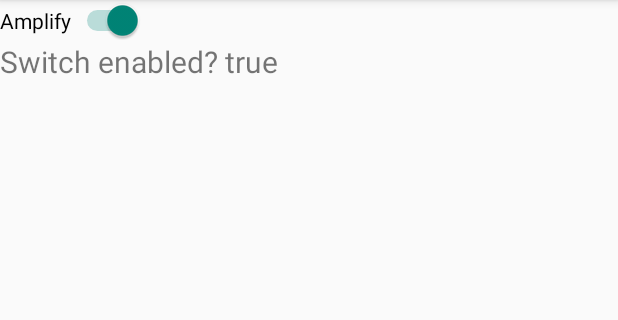
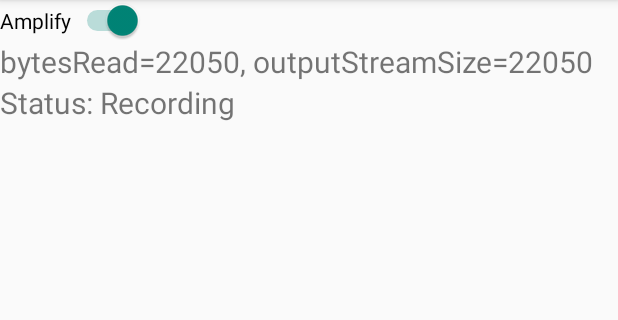
Before and after one commit to bediaz/earamp, an Android app: the screen it shows after launch (MainActivity), after a tap on "Amplify", on a phone screen of 412 x 824 dp, the part 84-404 px from its top. Run offline under Robolectric (Android 15) with nearby library versions, the phone set to English and light mode, and no system bars; 3 statements that could not run were skipped.

Commit message:
echo
echo is distorted, need to adjust playback and sampling

```diff
--- /dev/null
+++ b/app/src/main/java/me/lefdef/hearitall/Amplify.java
@@ -0,0 +1,125 @@
+package me.lefdef.hearitall;
+
+import android.media.AudioManager;
+import android.media.AudioRecord;
+import android.media.AudioTrack;
+import android.media.MediaRecorder;
+import android.media.AudioFormat;
+import android.os.AsyncTask;
+import android.util.Log;
+
+import java.io.ByteArrayOutputStream;
+import java.util.Date;
+
+
+public class Amplify {
+
+    //region CONSTANTS
+    final String TAG = "AMPLIFY";
+    final int SAMPLE_RATE = 44100; // 44100Hz is currently the only rate that is guaranteed to work on all devices, but other rates such as 22050, 16000, and 11025 may work on some devices.
+    // TODO: test CHANNEL_IN_STEREO
+    final int CHANNEL_CONFIG_IN = AudioFormat.CHANNEL_IN_MONO;
+    final int CHANNEL_CONFIG_OUT = AudioFormat.CHANNEL_OUT_STEREO;
+    final int AUDIO_FORMAT = AudioFormat.ENCODING_PCM_16BIT; // Guaranteed to be supported by devices. 8BIT is not
+    //endregion
+
+    AudioRecord _audioRecord;
+    AudioTrack _audioTrack;
+    byte[] _buffer;
+
+
+
+    public Amplify() {
+        int inBufferSize = AudioRecord.getMinBufferSize(SAMPLE_RATE, CHANNEL_CONFIG_IN, AUDIO_FORMAT);
+        int outBufferSize = AudioRecord.getMinBufferSize(SAMPLE_RATE, CHANNEL_CONFIG_OUT, AUDIO_FORMAT);
+        _audioRecord = new AudioRecord(MediaRecorder.AudioSource.MIC, SAMPLE_RATE, CHANNEL_CONFIG_IN, AUDIO_FORMAT, inBufferSize);
+        // TODO: remove blocking on play
+        _audioTrack = new AudioTrack(AudioManager.STREAM_MUSIC, SAMPLE_RATE, CHANNEL_CONFIG_OUT, AUDIO_FORMAT, outBufferSize, AudioTrack.MODE_STREAM);
+        _buffer = new byte[inBufferSize];
+    }
+
+    public void startListeningAndPlay() {
+        new AsyncTask<Void, String, Void>() {
+            @Override
+            protected Void doInBackground(Void... voids) {
+                _audioRecord.startRecording();
+
+                if(_audioRecord.getState() != AudioRecord.STATE_INITIALIZED) {
+                    publishProgress("failed to initialize...");
+                    Log.i(TAG, "failed to initialize...");
+                }
+
+                ByteArrayOutputStream stream = new ByteArrayOutputStream();
+                long lastTime = 0;
+
+                while (AudioRecord.RECORDSTATE_RECORDING == _audioRecord.getRecordingState()) {
+                    int bytesRead = _audioRecord.read(_buffer, 0, _buffer.length);
+                    stream.write(_buffer, 0, bytesRead);
+
+                    if(System.currentTimeMillis() - lastTime > 1000) {
+                        publishProgress(String.format("bytesRead=%1$s, outputStreamSize=%2$s", bytesRead, stream.size()));
+                        Log.i(TAG, String.format("bytesRead=%1$s, outputStreamSize=%2$s", bytesRead, stream.size()));
+                        lastTime = System.currentTimeMillis();
+                    }
+                    if(_audioTrack.getPlayState() != AudioTrack.PLAYSTATE_PLAYING) {
+                        _audioTrack.play();
+                    }
+                    _audioTrack.write(_buffer, 0, bytesRead);
+
+                }
+                publishProgress("");
+
+                return null;
+            }
+
+            @Override
+            protected void onProgressUpdate(String... values) {
+                super.onProgressUpdate(values);
+
+                if(_onRecordStatusChangeListener != null) {
+                    _onRecordStatusChangeListener.onRecordStatusChanged(values[0], _audioRecord.getRecordingState() == AudioRecord.RECORDSTATE_RECORDING);
+                }
+            }
+        }.execute();
+    }
+
+    public void stopListeningAndPlay() {
+        _audioRecord.stop();
+        _audioTrack.pause();
+//        new AsyncTask<Void, String, Void>() {
+//            @Override
+//            protected Void doInBackground(Void... voids) {
+//                _audioRecord.stop();
+//                publishProgress("stopped...");
+//                Log.i(TAG, "stopped...");
+//
+//                return null;
+//            }
+//
+//            @Override
+//            protected void onProgressUpdate(String... values) {
+//                super.onProgressUpdate(values);
+//                if(_onRecordStatusChangeListener != null) {
+//                    _onRecordStatusChangeListener.onRecordStatusChanged(values[0], _audioRecord.getState() == AudioRecord.STATE_INITIALIZED);
+//                }
+//            }
+//        }.execute();
+    }
+
+    //region OnRecordStatusChangeListener
+
+    public interface OnRecordStatusChangeListener {
+        public void onRecordStatusChanged(String message, boolean status);
+    }
+
+    public OnRecordStatusChangeListener _onRecordStatusChangeListener;
+
+    public OnRecordStatusChangeListener getOnRecordStatusChangeListener() {
+        return _onRecordStatusChangeListener;
+    }
+
+    public void setOnRecordStatusChangeListener(OnRecordStatusChangeListener onRecordStatusChangeListener) {
+        this._onRecordStatusChangeListener = onRecordStatusChangeListener;
+    }
+    //endregion
+}
--- a/app/src/main/java/me/lefdef/hearitall/MainActivity.java
+++ b/app/src/main/java/me/lefdef/hearitall/MainActivity.java
@@ -4,34 +4,63 @@
 import android.content.Intent;
 import android.net.wifi.p2p.WifiP2pManager;
 import android.os.Bundle;
+import android.util.Log;
 import android.view.View;
+import android.view.ViewGroup;
+import android.widget.RelativeLayout;
 import android.widget.Switch;
 import android.widget.TextView;
 
 
 public class MainActivity extends Activity {
 
+    final String TAG = "MAINACTIVITY";
+
+    TextView amplifyTextViewState;
     TextView amplifyTextView;
     Switch enable_switch;
+    Amplify _amplify;
 
     @Override
     protected void onCreate(Bundle savedInstanceState) {
         super.onCreate(savedInstanceState);
+
+        _amplify = new Amplify();
+        _amplify.setOnRecordStatusChangeListener(new Amplify.OnRecordStatusChangeListener() {
+            @Override
+            public void onRecordStatusChanged(String message, boolean status) {
+                if(status) {
+                    amplifyTextView.setText(String.format(message));//"Switch enabled? %s", enable_switch.isChecked()));
+                }
+
+                String state = String.format("Status: %s", status ? "Recording" : "Not Recording");
+                amplifyTextViewState.setText(state);
+                Log.i(TAG, state);
+
+            }
+        });
+
         setContentView(R.layout.activity_main);
+
+
+        amplifyTextViewState = (TextView)findViewById(R.id.amplify_textview_state);
         amplifyTextView = (TextView)findViewById(R.id.amplify_textview);
         enable_switch = (Switch)findViewById(R.id.amplify_switch);
 
         enable_switch.setOnClickListener(new View.OnClickListener() {
             @Override
             public void onClick(View view) {
-                updateTextView();
+                if(enable_switch.isChecked()) {
+                    _amplify.startListeningAndPlay();
+                } else {
+                    _amplify.stopListeningAndPlay();
+                }
             }
         });
     }
 
     private void updateTextView() {
         amplifyTextView.setText(String.format("Switch enabled? %s", enable_switch.isChecked()));
-
     }
 
 //    public void sendAmplifyState(View view) {
--- a/app/src/main/res/layout/activity_main.xml
+++ b/app/src/main/res/layout/activity_main.xml
@@ -1,4 +1,4 @@
-<RelativeLayout xmlns:android="http://schemas.android.com/apk/res/android"
+<RelativeLayout android:id="@+id/activity_main" xmlns:android="http://schemas.android.com/apk/res/android"
     xmlns:tools="http://schemas.android.com/tools"
     android:layout_width="match_parent"
     android:layout_height="match_parent"
@@ -19,4 +19,12 @@
         android:textSize="20dp"
         android:text="@string/amplify_textview" />
 
+    <TextView android:id="@+id/amplify_textview_state"
+        android:layout_width="wrap_content"
+        android:layout_height="wrap_content"
+        android:layout_below="@id/amplify_textview"
+        android:typeface="normal"
+        android:textSize="20dp"
+        android:text="@string/amplify_textview_state" />
+
 </RelativeLayout>
--- a/app/src/main/res/values/strings.xml
+++ b/app/src/main/res/values/strings.xml
@@ -5,4 +5,6 @@
     <string name="amplify_switch">Amplify</string>
     <string name="amplify_textview"> </string>
     <string name="title_activity_amplify">AmplifyActivity</string>
+    <string name="activity_main"></string>
+    <string name="amplify_textview_state"></string>
 </resources>
```
Also changed, not shown: app/src/main/AndroidManifest.xml (+2 -5 lines), app/src/main/java/me/lefdef/hearitall/AmplifyActivity.java (deleted, +0 -37 lines), app/src/main/res/layout/activity_amplify.xml (deleted, +0 -12 lines).
